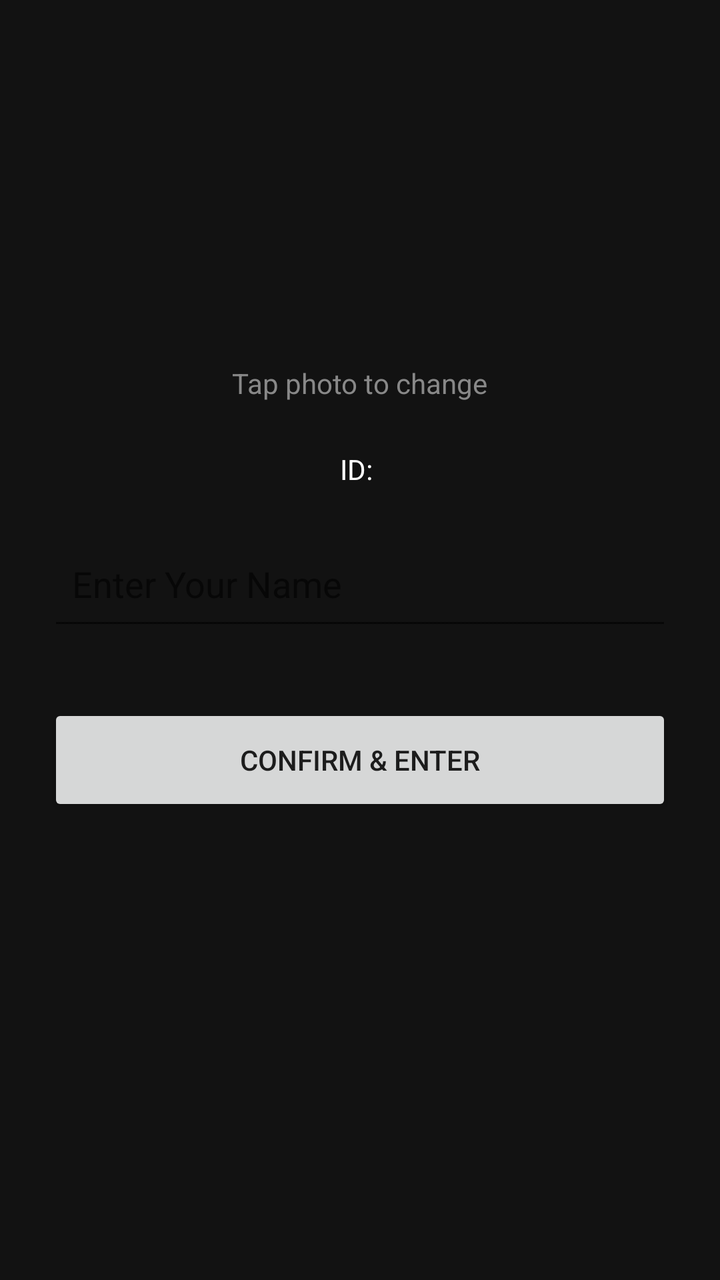
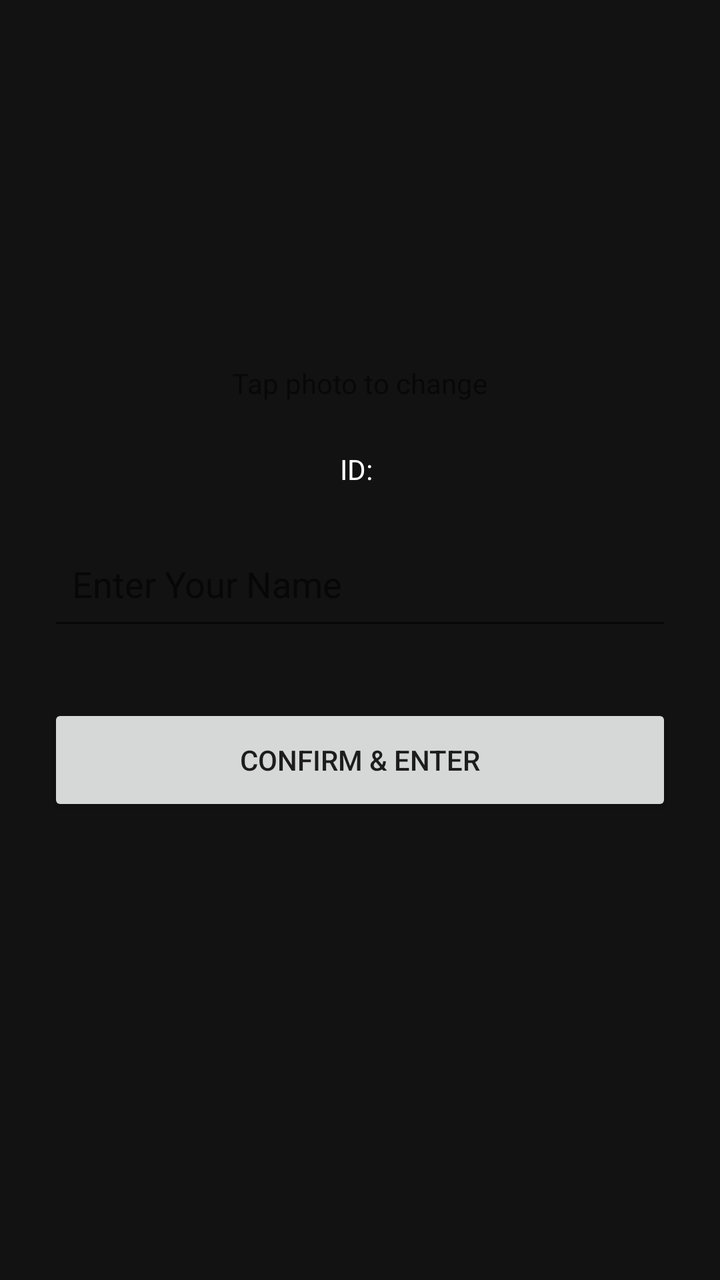

Two renders of the same Android screen: before a commit and after it. Below are the layout's source before the change and the commit's diff.
<!-- AndroidManifest.xml: application theme Theme.AppCompat.Light.NoActionBar -->
<!-- res/layout/activity_profile_setup.xml -->
<?xml version="1.0" encoding="utf-8"?>
<LinearLayout xmlns:android="http://schemas.android.com/apk/res/android"
    android:layout_width="match_parent"
    android:layout_height="match_parent"
    android:orientation="vertical"
    android:padding="24dp"
    android:background="#121212"
    android:gravity="center_horizontal">

    <ImageView
        android:id="@+id/imgProfile"
        android:layout_width="120dp"
        android:layout_height="120dp"
        android:layout_marginTop="30dp"
        android:src="@android:drawable/sym_def_app_icon" />

    <TextView
        android:layout_width="wrap_content"
        android:layout_height="wrap_content"
        android:text="Tap photo to change"
        android:textColor="#888888"
        android:layout_marginTop="8dp" />

    <TextView
        android:id="@+id/tvId"
        android:layout_width="wrap_content"
        android:layout_height="wrap_content"
        android:text="ID: "
        android:textColor="#FFFFFF"
        android:textSize="14sp"
        android:layout_marginTop="24dp" />

    <EditText
        android:id="@+id/etName"
        android:layout_width="match_parent"
        android:layout_height="56dp"
        android:hint="Enter Your Name"
        android:textColor="#FFFFFF"
        android:hintTextColor="#777777"
        android:layout_marginTop="20dp"
        android:padding="12dp" />

    <Button
        android:id="@+id/btnConfirm"
        android:layout_width="match_parent"
        android:layout_height="56dp"
        android:text="Confirm &amp; Enter"
        android:layout_marginTop="32dp" />

</LinearLayout>
<!-- resources referenced by this layout -->
<resources>

</resources>

<!-- the commit's change to res/layout/activity_profile_setup.xml (unified diff, before → after) -->
@@ -18,7 +18,7 @@
         android:layout_width="wrap_content"
         android:layout_height="wrap_content"
         android:text="Tap photo to change"
-        android:textColor="#888888"
+        android:textColorHint="#888888"
         android:layout_marginTop="8dp" />
 
     <TextView
